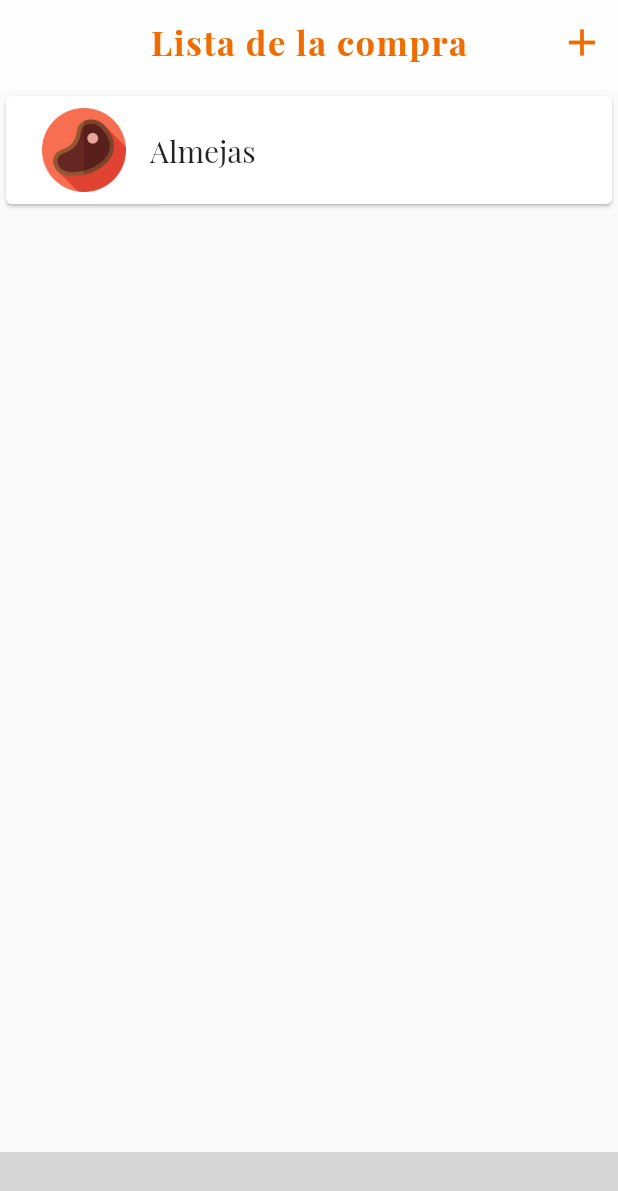
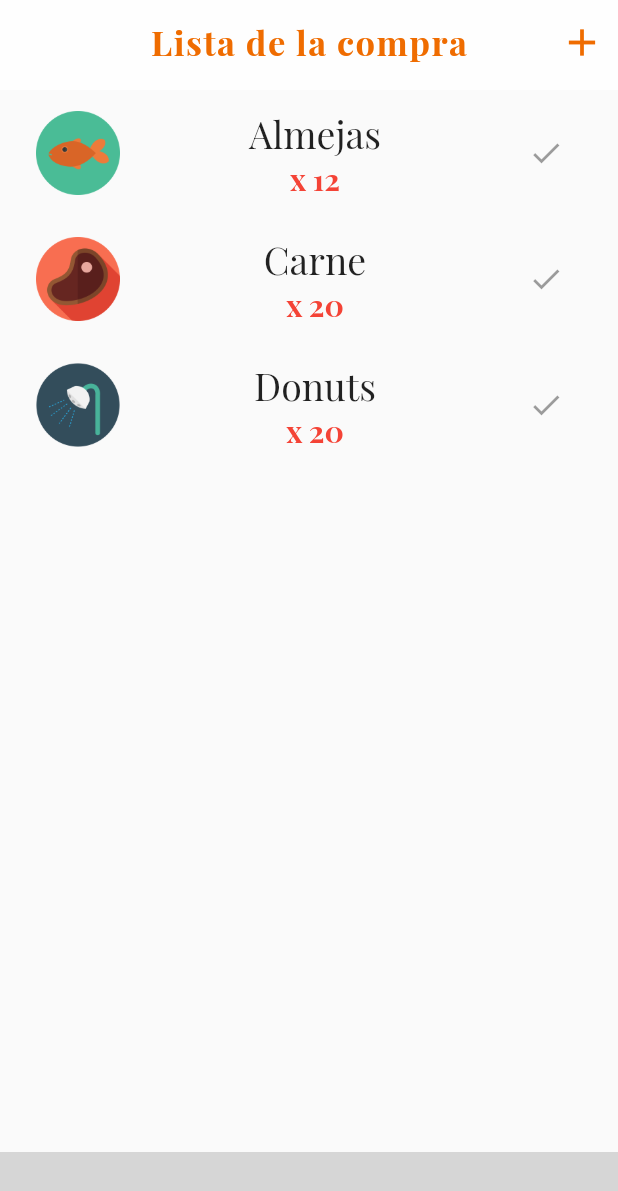
Before and after one commit to AlexMolina08/Compras, a Flutter app: the screen it shows after launch, on a phone screen of 412 x 824 dp. Shown: the top 1191 px of the screen. Run offline on Flutter 3.47's test engine with Material 2 defaults, Android fonts, the phone set to English and light mode, and no system bars; our stand-ins replace flutter_icons; missing offline and left inert: dart:ffi; statements that could not run were skipped; grey boxes are pictures that could not be loaded.

Commit message:
Solucionados problemas iconos de ListView

```diff
--- a/lib/pages/miCompraPage.dart
+++ b/lib/pages/miCompraPage.dart
@@ -52,6 +52,8 @@ class CompraAppBar extends StatelessWidget implements PreferredSizeWidget{
           color: Colors.orange[800]
         ),
       ),
+
+      //---AÑADIR COMPRA---
       actions: <Widget>[
         IconButton(
           onPressed: (){
@@ -77,7 +79,9 @@ class ComprasListView extends StatefulWidget {
 class _ComprasListViewState extends State<ComprasListView> {
 
   List<Producto> productos = [
-    Producto(nombre: "Almejas" , tipo: "Pescado" , cantidad: 12)
+    Producto(nombre: "Almejas" , tipo: "fish" , cantidad: 12),
+    Producto(nombre: "Carne" , tipo:"meat" , cantidad: 20),
+    Producto(nombre: "Donuts" , tipo: "shower" , cantidad: 20)
   ];
 
   @override
@@ -85,9 +89,7 @@ class _ComprasListViewState extends State<ComprasListView> {
 
     return (productos.isEmpty)
         ? IconoCarro()
-
         : ListView.builder(itemCount: productos.length,
-
             itemBuilder: (BuildContext context , int index){
                 return productos[index];
             }
--- a/lib/src/producto.dart
+++ b/lib/src/producto.dart
@@ -19,19 +19,25 @@ class Producto extends StatelessWidget {
 
   @override
   Widget build(BuildContext context) {
-    return Card(
-      child: Padding(
-        padding: const EdgeInsets.all(8.0),
-        child: ListTile(
-          title: Text("$nombre",
+    return Padding(
+      padding: const EdgeInsets.all(8.0),
+      child: ListTile(
+        leading: TipoProducto(tipo:"$tipo"),
+        title: Center(child:Text("$nombre",
           style: TextStyle(
-              fontFamily: 'Playfair',
-              fontSize: 20.0
-          )),
-          leading: TipoProducto(tipo: "Pescado"),
-          onTap: (){},
+            fontFamily: 'Playfair',
+            fontSize: 25
+          ))),
+        subtitle: Center(child: Text("x $cantidad",
+        style: TextStyle(
+          color: Colors.red,
+          fontFamily: 'Playfair',
+          fontSize: 20,
+          fontWeight: FontWeight.bold
+        ),),),
+        trailing: IconButton( icon: Icon(Icons.check)
         ),
-      )
+      ),
     );
   }
 }
--- a/lib/src/tipoProducto.dart
+++ b/lib/src/tipoProducto.dart
@@ -3,20 +3,14 @@ import 'package:flutter/material.dart';
 /*
 * Un tipoProducto es una imagen del producto que recibe como tipo
 * */
-class TipoProducto extends StatefulWidget {
+class TipoProducto extends StatelessWidget {
 
   String tipo;
   TipoProducto({this.tipo});
-
-  @override
-  _TipoProductoState createState() => _TipoProductoState();
-}
-
-class _TipoProductoState extends State<TipoProducto> {
   @override
   Widget build(BuildContext context) {
     return Image(
-      image: AssetImage('assets/meat.png'),
+      image: AssetImage('assets/${tipo}.png'),
     );
   }
 }
```
Also changed, not shown: assets/dessert.png (added), assets/fish.png (added), assets/pet.png (added), assets/shower.png (added), assets/vegetables.png (added).
